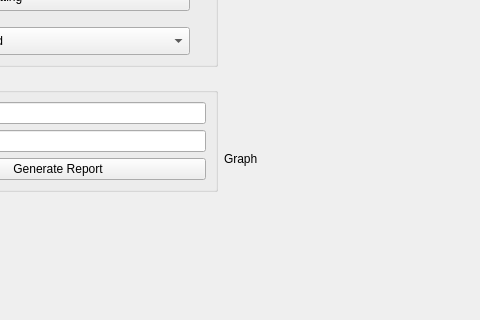
First picture: the form in HyAn/ui/analysis.ui, repository dhanush-2501/hydro-analyzer, before the edit; both pictures show x 113 to 593 and y 227 to 547 of the 750 by 772 pixel window.
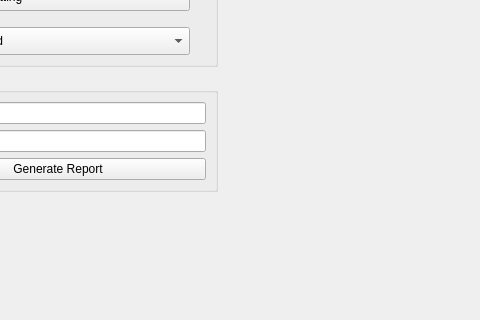
Second picture: the form after the edit. Icons and pictures are not drawn. Custom widgets are drawn as their Qt base class.

Commit message: Created custom widgets for graph

What changed in the file:
```diff
--- a/HyAn/ui/analysis.ui
+++ b/HyAn/ui/analysis.ui
@@ -285,14 +285,18 @@
     </layout>
    </item>
    <item>
-    <widget class="QLabel" name="lbl_output_graph">
-     <property name="text">
-      <string>Graph</string>
-     </property>
-    </widget>
+    <widget class="AnalysisCurve" name="wid_analysis_graph" native="true"/>
    </item>
   </layout>
  </widget>
+ <customwidgets>
+  <customwidget>
+   <class>AnalysisCurve</class>
+   <extends>QWidget</extends>
+   <header>analysis_curve.py</header>
+   <container>1</container>
+  </customwidget>
+ </customwidgets>
  <resources>
   <include location="icon/icon.qrc"/>
  </resources>
```
The commit also changes 3 other files.
